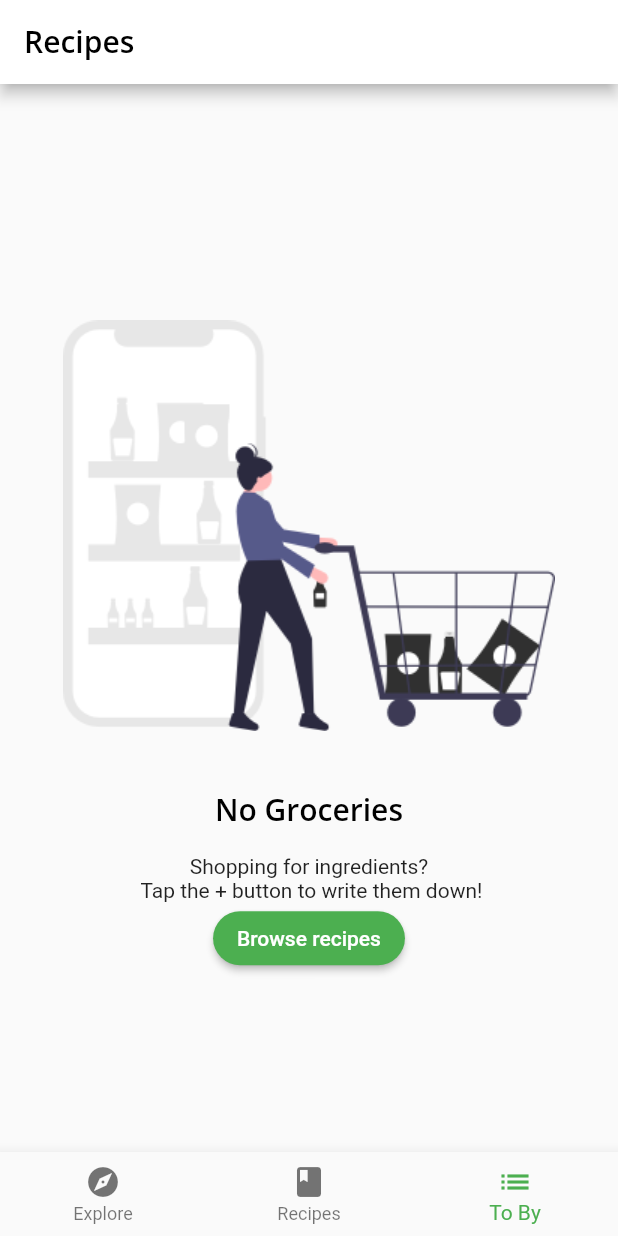
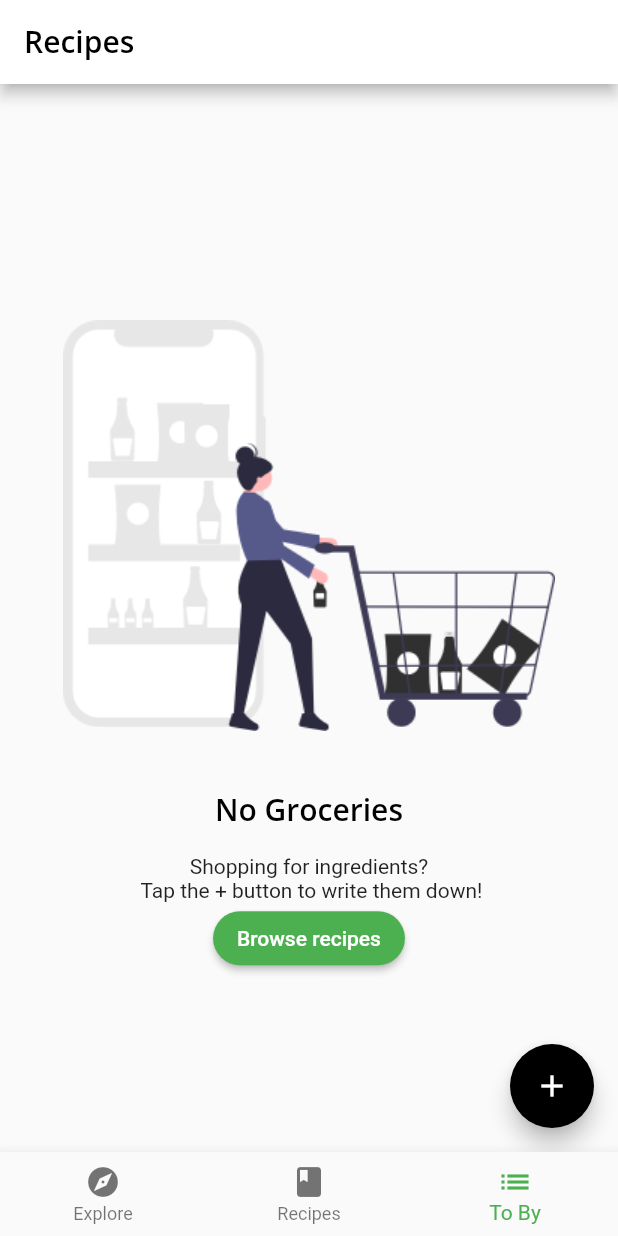
Before and after one commit to osxsystem/recipes, a Flutter app: the screen it shows after launch, item 3 of the bottom bar chosen, on a phone screen of 412 x 824 dp. Run offline on Flutter 3.47's test engine with Material 2 defaults, Android fonts, the phone set to English and light mode, and no system bars; our stand-ins replace google_fonts.

Commit message:
Add Grocery button

```diff
--- a/lib/main.dart
+++ b/lib/main.dart
@@ -19,6 +19,7 @@ class MyApp extends StatelessWidget {
         home: MultiProvider(
           providers: [
             ChangeNotifierProvider(create: (context) => TabManager()),
+            ChangeNotifierProvider(create: (context) => GroceryManager()),
           ],
           child: const Home(),
         ));
--- a/lib/models/models.dart
+++ b/lib/models/models.dart
@@ -4,3 +4,4 @@ export 'simple_recipe.dart';
 export 'explore_data.dart';
 export 'grocery_item.dart';
 export 'tab_manager.dart';
+export 'grocery_manager.dart';
--- a/lib/screens/grocery_screen.dart
+++ b/lib/screens/grocery_screen.dart
@@ -1,13 +1,33 @@
 import 'package:flutter/material.dart';
 import 'package:recipes/screens/empty_grocery_screen.dart';
+import 'package:provider/provider.dart';
+import 'package:recipes/models/models.dart';
 
 class GroceryScreen extends StatelessWidget {
   const GroceryScreen({Key? key}) : super(key: key);
 
   @override
   Widget build(BuildContext context) {
-    // TODO 2: Replace with EmptyGroceryScreen
-    return const EmptyGroceryScreen();
+    return Scaffold(
+      floatingActionButton: FloatingActionButton(
+        child: const Icon(Icons.add),
+        onPressed: () {
+          // TODO 11: Present GroceryItemScreen
+        },
+      ),
+      body: buildGroceryScreen(),
+    );
   }
-  // TODO: Add buildGroceryScreen
+  Widget buildGroceryScreen() {
+    return Consumer<GroceryManager>(
+        builder: (BuildContext context, GroceryManager manager, Widget? child) {
+          if(manager.groceryItems.isNotEmpty) {
+            // TODO 25: add GroceryListItem
+            return Container(color: Colors.green,);
+          } else {
+            return const EmptyGroceryScreen();
+          }
+        }
+    );
+  }
 }
```
